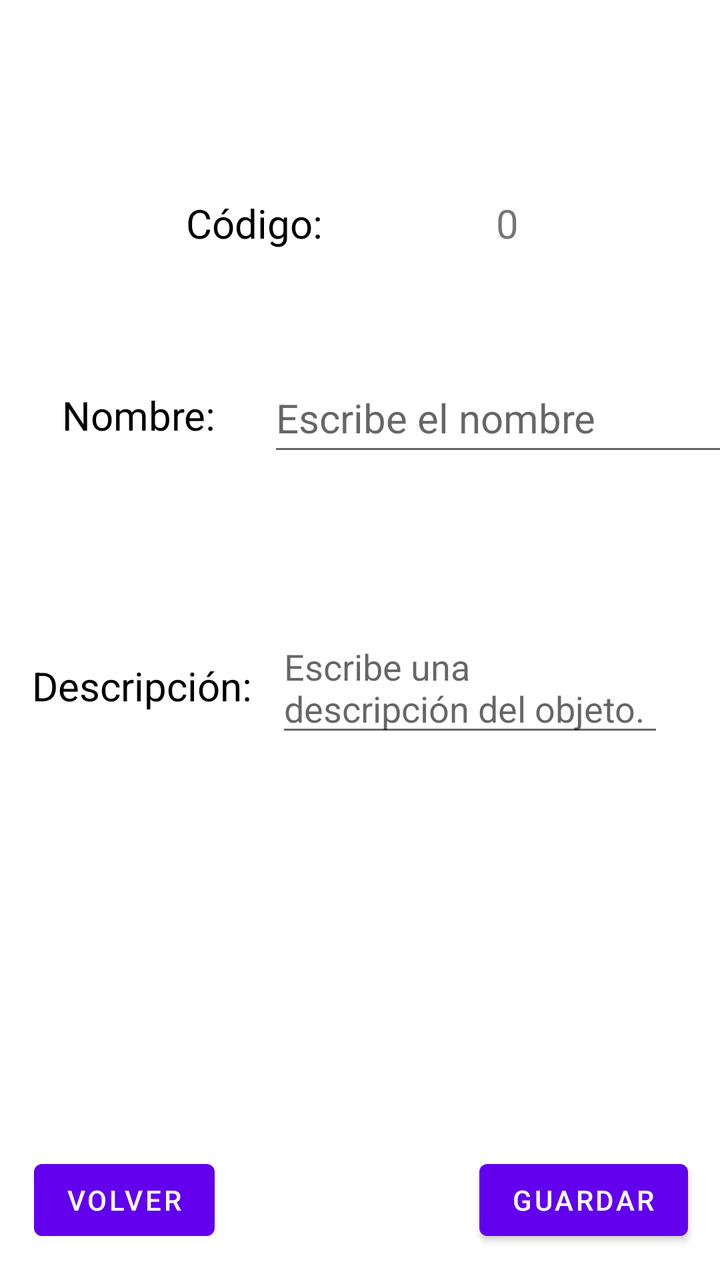
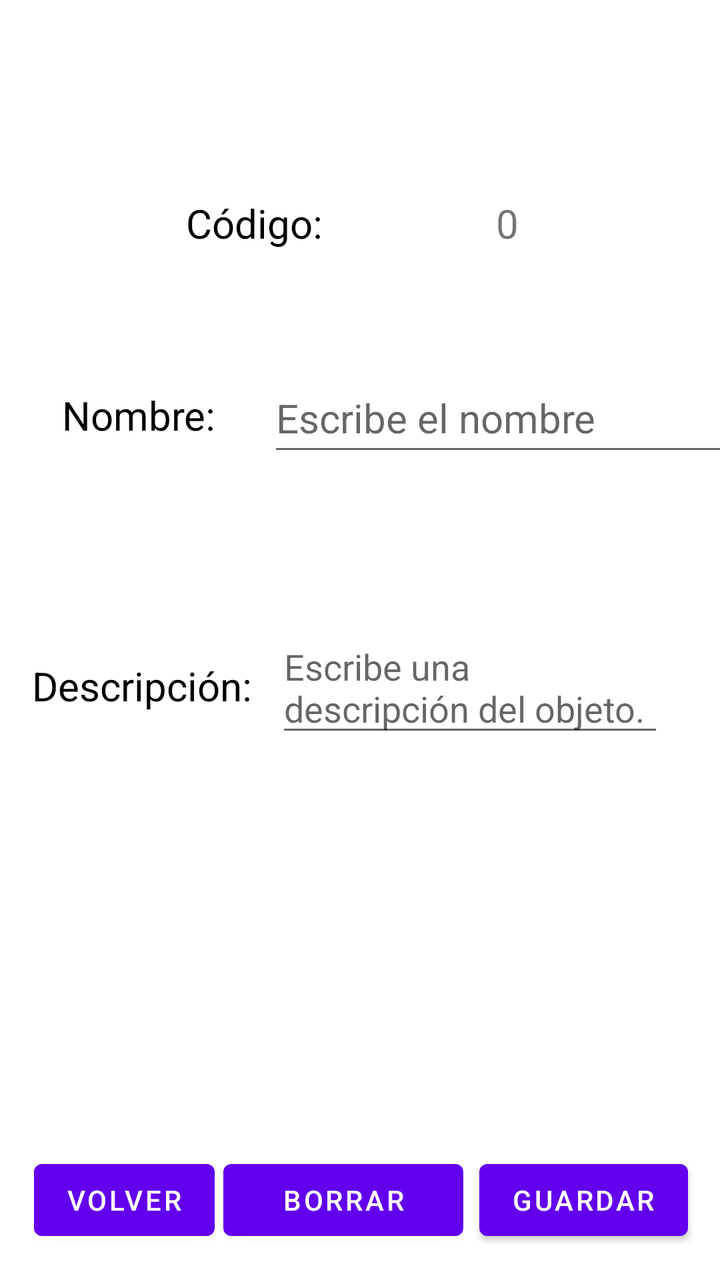

Screens rendered from an Android XML layout before and after an edit, with the pre-edit source and the edit as a unified diff.
<!-- AndroidManifest.xml: application theme Theme.AplicacionIncidencias -->
<!-- res/layout/activity_info_tipo.xml -->
<?xml version="1.0" encoding="utf-8"?>
<androidx.constraintlayout.widget.ConstraintLayout xmlns:android="http://schemas.android.com/apk/res/android"
    xmlns:app="http://schemas.android.com/apk/res-auto"
    xmlns:tools="http://schemas.android.com/tools"
    android:id="@+id/main"
    android:layout_width="match_parent"
    android:layout_height="match_parent"
    tools:context=".Tipo.Activity_Info_Tipo">

    <TextView
        android:id="@+id/tvCodigoTipo"
        android:layout_width="wrap_content"
        android:layout_height="wrap_content"
        android:layout_marginStart="93dp"
        android:layout_marginTop="98dp"
        android:text="Código: "
        android:textColor="@color/black"
        android:textSize="20sp"
        app:layout_constraintStart_toStartOf="parent"
        app:layout_constraintTop_toTopOf="parent" />

    <TextView
        android:id="@+id/tvinfoCodigoTipo"
        android:layout_width="wrap_content"
        android:layout_height="wrap_content"
        android:layout_marginStart="114dp"
        android:layout_marginBottom="57dp"
        android:text="0"
        android:textSize="20sp"
        app:layout_constraintBottom_toTopOf="@+id/editNombreTipo"
        app:layout_constraintStart_toStartOf="@+id/editNombreTipo" />


    <TextView
        android:id="@+id/tvNombreTipo"
        android:layout_width="wrap_content"
        android:layout_height="wrap_content"
        android:layout_marginStart="31dp"
        android:layout_marginTop="194dp"
        android:text="Nombre: "
        android:textColor="@color/black"
        android:textSize="20sp"
        app:layout_constraintStart_toStartOf="parent"
        app:layout_constraintTop_toTopOf="parent" />

    <EditText
        android:id="@+id/editNombreTipo"
        android:layout_width="261dp"
        android:layout_height="51dp"
        android:layout_marginStart="21dp"
        android:layout_marginTop="57dp"
        android:hint="Escribe el nombre"
        android:inputType="text"
        android:text=""
        android:textSize="20sp"
        app:layout_constraintStart_toEndOf="@+id/tvNombreTipo"
        app:layout_constraintTop_toBottomOf="@+id/tvCodigoTipo" />

    <TextView
        android:id="@+id/tvDescripcionTipo"
        android:layout_width="115dp"
        android:layout_height="29dp"
        android:layout_marginStart="16dp"
        android:layout_marginEnd="7dp"
        android:text="Descripción: "
        android:textColor="@color/black"
        android:textSize="20sp"
        app:layout_constraintBaseline_toBaselineOf="@+id/editDescripcionTipo"
        app:layout_constraintEnd_toStartOf="@+id/editDescripcionTipo"
        app:layout_constraintStart_toStartOf="parent" />

    <EditText
        android:id="@+id/editDescripcionTipo"
        android:layout_width="0dp"
        android:layout_height="wrap_content"
        android:layout_marginTop="78dp"
        android:layout_marginEnd="28dp"
        android:inputType="textMultiLine"
        android:text=""
        android:hint="Escribe una descripción del objeto."
        app:layout_constraintEnd_toEndOf="parent"
        app:layout_constraintStart_toEndOf="@+id/tvDescripcionTipo"
        app:layout_constraintTop_toBottomOf="@+id/editNombreTipo" />

    <Button
        android:id="@+id/btnGuardarTipo"
        android:layout_width="0dp"
        android:layout_height="wrap_content"
        android:layout_marginEnd="16dp"
        android:layout_marginBottom="16dp"
        android:text="Guardar"
        app:layout_constraintBottom_toBottomOf="parent"
        app:layout_constraintEnd_toEndOf="parent" />

    <Button
        android:id="@+id/btnVolverTipo"
        android:layout_width="0dp"
        android:layout_height="wrap_content"
        android:layout_marginStart="17dp"
        android:layout_marginEnd="138dp"
        android:layout_marginBottom="16dp"
        android:text="Volver"
        app:layout_constraintBottom_toBottomOf="parent"
        app:layout_constraintStart_toStartOf="parent" />

</androidx.constraintlayout.widget.ConstraintLayout>
<!-- resources referenced by this layout -->
<resources>
  <color name="black">#FF000000</color>
  <style name="Theme.AplicacionIncidencias" parent="Theme.MaterialComponents.DayNight.DarkActionBar">
          
          <item name="colorPrimary">@color/purple_500</item>
          <item name="colorPrimaryVariant">@color/purple_700</item>
          <item name="colorOnPrimary">@color/white</item>
          
          <item name="colorSecondary">@color/teal_200</item>
          <item name="colorSecondaryVariant">@color/teal_700</item>
          <item name="colorOnSecondary">@color/black</item>
          
          <item name="android:statusBarColor">?attr/colorPrimaryVariant</item>
          
      </style>
  <color name="purple_500">#FF6200EE</color>
  <color name="purple_700">#FF3700B3</color>
  <color name="white">#FFFFFFFF</color>
  <color name="teal_200">#FF03DAC5</color>
  <color name="teal_700">#FF018786</color>
</resources>

<!-- the commit's change to res/layout/activity_info_tipo.xml (unified diff, before → after) -->
@@ -103,4 +103,16 @@
         app:layout_constraintBottom_toBottomOf="parent"
         app:layout_constraintStart_toStartOf="parent" />
 
+    <Button
+        android:id="@+id/btnBorrarTipo"
+        android:layout_width="120dp"
+        android:layout_height="wrap_content"
+        android:layout_marginStart="7dp"
+        android:layout_marginEnd="11dp"
+        android:layout_marginBottom="16dp"
+        android:text="Borrar"
+        app:layout_constraintBottom_toBottomOf="parent"
+        app:layout_constraintEnd_toStartOf="@+id/btnGuardarTipo"
+        app:layout_constraintStart_toEndOf="@+id/btnVolverTipo" />
+
 </androidx.constraintlayout.widget.ConstraintLayout>
